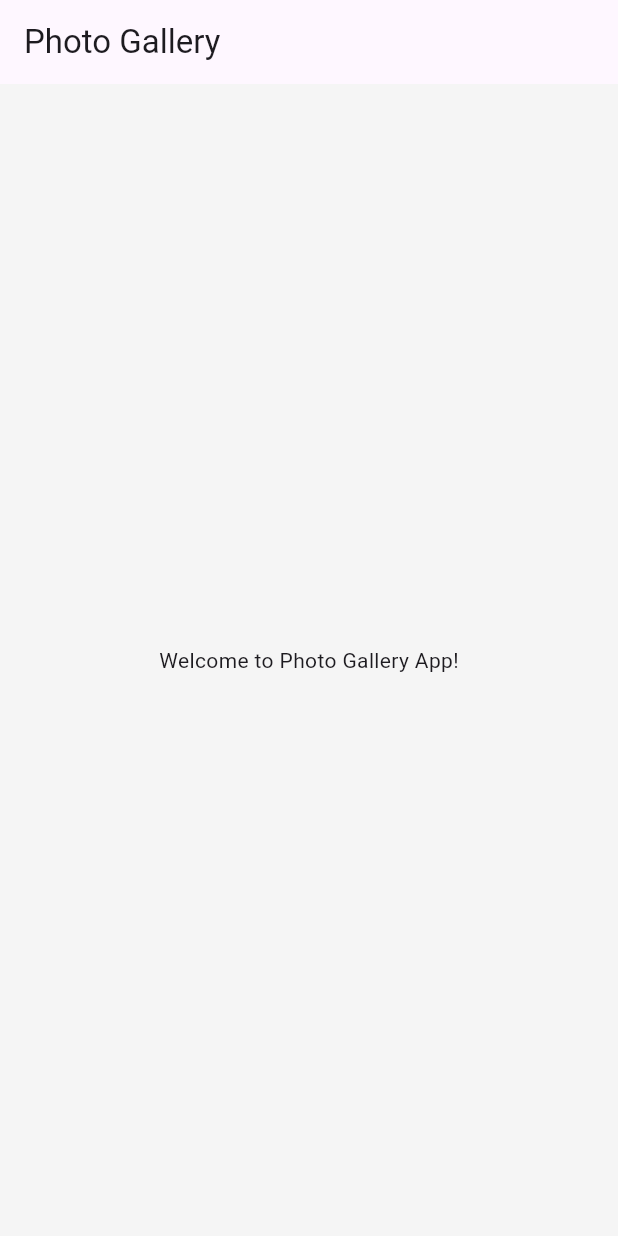
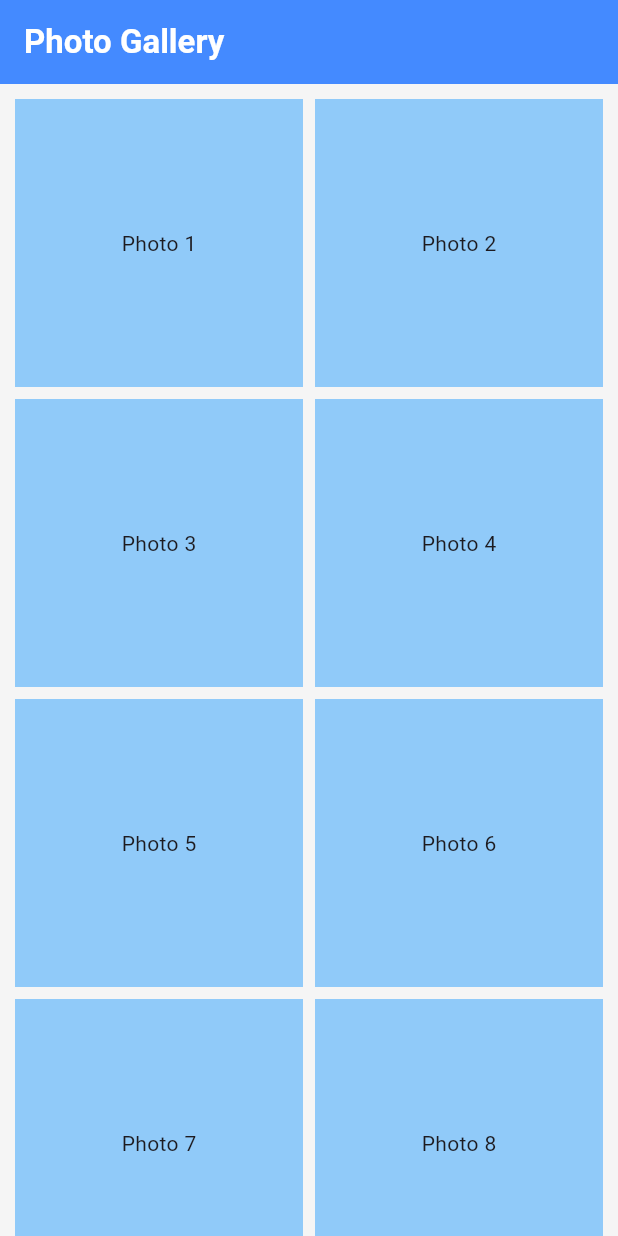
Before and after one commit to mdshahariazrimon/galleryapp, a Flutter app: the screen it shows after launch, on a phone screen of 412 x 824 dp. Run offline on Flutter 3.47's test engine with Material 3 defaults, Android fonts, the phone set to English and light mode, and no system bars.

Commit message:
grid layout and placeholders

```diff
--- a/lib/main.dart
+++ b/lib/main.dart
@@ -14,13 +14,37 @@ class MyApp extends StatelessWidget {
         primarySwatch: Colors.blue,
         scaffoldBackgroundColor: Colors.grey[100],
       ),
-      home: Scaffold(
-        appBar: AppBar(
-          title: Text("Photo Gallery"),
+      home: GalleryScreen(),
+    );
+  }
+}
+
+class GalleryScreen extends StatelessWidget {
+  @override
+  Widget build(BuildContext context) {
+    return Scaffold(
+      appBar: AppBar(
+        title: Text(
+          'Photo Gallery',
+          style: TextStyle(color: Colors.white, fontWeight: FontWeight.bold),
         ),
-        body: Center(
-          child: Text("Welcome to Photo Gallery App!"),
+        backgroundColor: Colors.blueAccent,
+      ),
+      body: GridView.builder(
+        gridDelegate: SliverGridDelegateWithFixedCrossAxisCount(
+          crossAxisCount: 2,
+          crossAxisSpacing: 8,
+          mainAxisSpacing: 8,
+          childAspectRatio: 1,
         ),
+        padding: const EdgeInsets.all(10),
+        itemCount: 10, // Placeholder for photos
+        itemBuilder: (context, index) {
+          return Container(
+            color: Colors.blue[200],
+            child: Center(child: Text('Photo ${index + 1}')),
+          );
+        },
       ),
     );
   }
```
